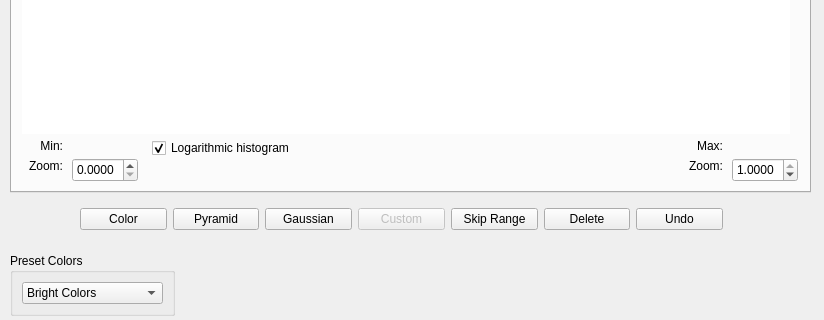
The window that vox-desk-qt/src/vvtfdialog.ui (deskvox/deskvox) describes before a commit, drawn with Qt 5; both pictures show x 0 to 824 and y 168 to 488 of the 824 by 808 pixel window.
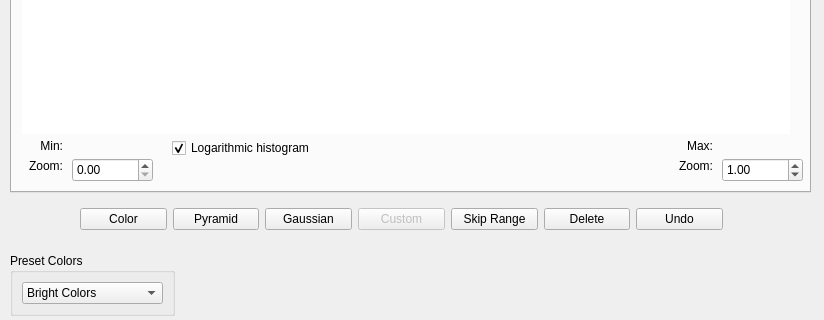
The same window after the commit.

Commit message: Map zoom range to data values

Patch:
```diff
--- a/vox-desk-qt/src/vvtfdialog.ui
+++ b/vox-desk-qt/src/vvtfdialog.ui
@@ -152,7 +152,7 @@
     <widget class="QLabel" name="maxTextLabel">
      <property name="geometry">
       <rect>
-       <x>670</x>
+       <x>660</x>
        <y>270</y>
        <width>41</width>
        <height>16</height>
@@ -168,7 +168,7 @@
     <widget class="QLabel" name="zoomMaxTextLabel">
      <property name="geometry">
       <rect>
-       <x>670</x>
+       <x>660</x>
        <y>290</y>
        <width>41</width>
        <height>16</height>
@@ -186,7 +186,7 @@
       <rect>
        <x>60</x>
        <y>270</y>
-       <width>59</width>
+       <width>81</width>
        <height>16</height>
       </rect>
      </property>
@@ -197,10 +197,10 @@
     <widget class="QLabel" name="maxLabel">
      <property name="geometry">
       <rect>
-       <x>720</x>
+       <x>710</x>
        <y>270</y>
-       <width>59</width>
-       <height>16</height>
+       <width>81</width>
+       <height>20</height>
       </rect>
      </property>
      <property name="text">
@@ -212,7 +212,7 @@
       <rect>
        <x>60</x>
        <y>290</y>
-       <width>66</width>
+       <width>81</width>
        <height>24</height>
       </rect>
      </property>
@@ -220,10 +220,7 @@
       <bool>false</bool>
      </property>
      <property name="decimals">
-      <number>4</number>
-     </property>
-     <property name="maximum">
-      <double>1.000000000000000</double>
+      <number>2</number>
      </property>
      <property name="singleStep">
       <double>0.010000000000000</double>
@@ -232,9 +229,9 @@
     <widget class="QDoubleSpinBox" name="zoomMaxBox">
      <property name="geometry">
       <rect>
-       <x>720</x>
+       <x>710</x>
        <y>290</y>
-       <width>66</width>
+       <width>81</width>
        <height>24</height>
       </rect>
      </property>
@@ -242,10 +239,10 @@
       <bool>false</bool>
      </property>
      <property name="decimals">
-      <number>4</number>
+      <number>2</number>
      </property>
      <property name="maximum">
-      <double>1.000000000000000</double>
+      <double>99.000000000000000</double>
      </property>
      <property name="singleStep">
       <double>0.010000000000000</double>
@@ -257,7 +254,7 @@
     <widget class="QCheckBox" name="logHistBox">
      <property name="geometry">
       <rect>
-       <x>140</x>
+       <x>160</x>
        <y>270</y>
        <width>161</width>
        <height>20</height>
```
Left out of the diff: 4 changed lines with no effect on the pictures. The commit also changes 1 other file.
